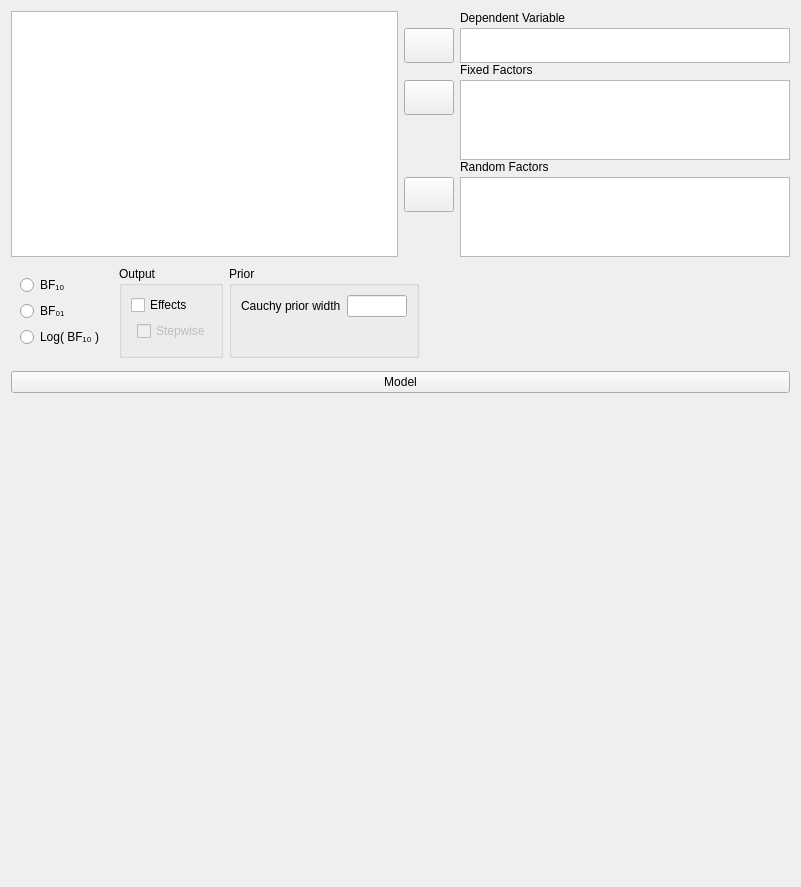
The window that JASP-Desktop/analysisforms/anovabayesianform.ui (jasp-stats/jasp-desktop) describes before a commit, drawn with Qt 5.
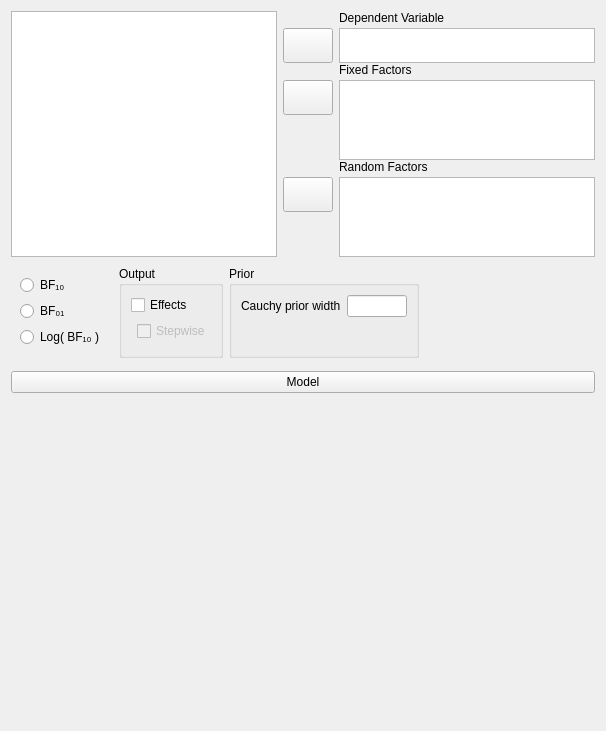
The same window after the commit. Custom widgets are drawn as their Qt base class.

```diff
--- a/JASP-Desktop/analysisforms/anovabayesianform.ui
+++ b/JASP-Desktop/analysisforms/anovabayesianform.ui
@@ -6,10 +6,16 @@
    <rect>
     <x>0</x>
     <y>0</y>
-    <width>801</width>
-    <height>887</height>
+    <width>606</width>
+    <height>731</height>
    </rect>
   </property>
+  <property name="sizePolicy">
+   <sizepolicy hsizetype="Fixed" vsizetype="Preferred">
+    <horstretch>0</horstretch>
+    <verstretch>0</verstretch>
+   </sizepolicy>
+  </property>
   <property name="windowTitle">
    <string>Form</string>
   </property>
```
